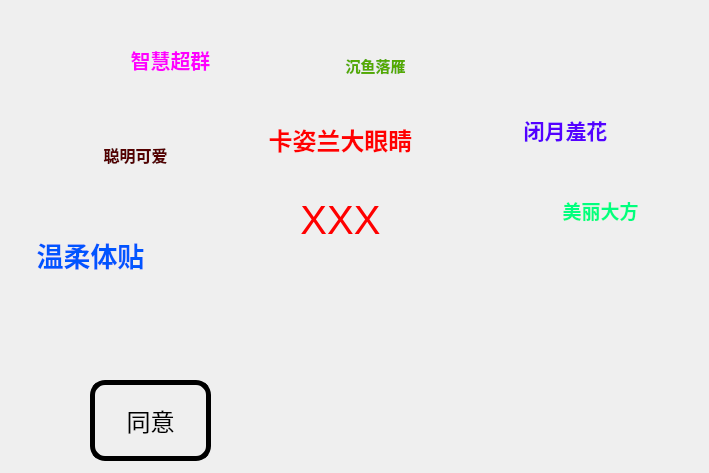
Before: the Qt Designer form funstaff/src/funstaff.ui in samlior/be-my-girl, drawn with Qt 5.
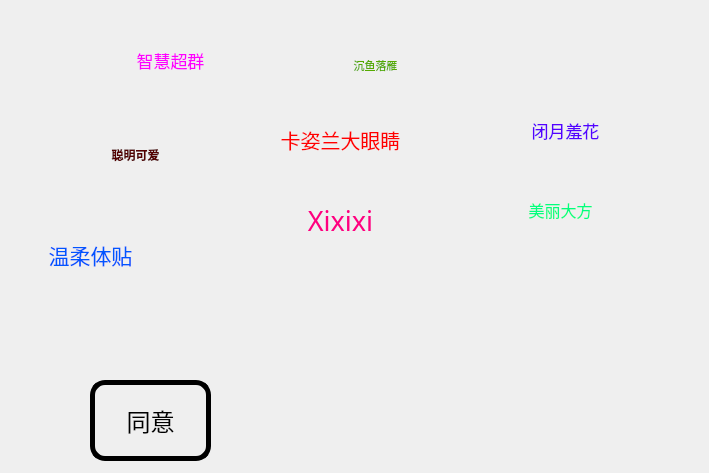
After: the same form once the commit is applied. Icons and pictures are not drawn.

Patch:
```diff
--- a/funstaff/src/funstaff.ui
+++ b/funstaff/src/funstaff.ui
@@ -78,10 +78,10 @@
     </property>
     <property name="font">
      <font>
-      <family>Consolas</family>
-      <pointsize>18</pointsize>
-      <weight>75</weight>
-      <bold>true</bold>
+      <family>幼圆</family>
+      <pointsize>15</pointsize>
+      <weight>50</weight>
+      <bold>false</bold>
      </font>
     </property>
     <property name="text">
@@ -102,10 +102,10 @@
     </property>
     <property name="font">
      <font>
-      <family>Consolas</family>
-      <pointsize>20</pointsize>
-      <weight>75</weight>
-      <bold>true</bold>
+      <family>华文琥珀</family>
+      <pointsize>16</pointsize>
+      <weight>50</weight>
+      <bold>false</bold>
      </font>
     </property>
     <property name="text">
@@ -118,7 +118,7 @@
    <widget class="QLabel" name="label_3">
     <property name="geometry">
      <rect>
-      <x>530</x>
+      <x>490</x>
       <y>190</y>
       <width>141</width>
       <height>41</height>
@@ -126,10 +126,10 @@
     </property>
     <property name="font">
      <font>
-      <family>Consolas</family>
-      <pointsize>14</pointsize>
-      <weight>75</weight>
-      <bold>true</bold>
+      <family>楷体</family>
+      <pointsize>12</pointsize>
+      <weight>50</weight>
+      <bold>false</bold>
      </font>
     </property>
     <property name="text">
@@ -150,10 +150,10 @@
     </property>
     <property name="font">
      <font>
-      <family>Consolas</family>
-      <pointsize>15</pointsize>
-      <weight>75</weight>
-      <bold>true</bold>
+      <family>方正舒体</family>
+      <pointsize>13</pointsize>
+      <weight>50</weight>
+      <bold>false</bold>
      </font>
     </property>
     <property name="text">
@@ -174,10 +174,10 @@
     </property>
     <property name="font">
      <font>
-      <family>Consolas</family>
-      <pointsize>11</pointsize>
-      <weight>75</weight>
-      <bold>true</bold>
+      <family>华文行楷</family>
+      <pointsize>8</pointsize>
+      <weight>50</weight>
+      <bold>false</bold>
      </font>
     </property>
     <property name="text">
@@ -198,10 +198,10 @@
     </property>
     <property name="font">
      <font>
-      <family>Consolas</family>
-      <pointsize>16</pointsize>
-      <weight>75</weight>
-      <bold>true</bold>
+      <family>华文宋体</family>
+      <pointsize>13</pointsize>
+      <weight>50</weight>
+      <bold>false</bold>
      </font>
     </property>
     <property name="text">
@@ -222,8 +222,8 @@
     </property>
     <property name="font">
      <font>
-      <family>Consolas</family>
-      <pointsize>12</pointsize>
+      <family>等线</family>
+      <pointsize>9</pointsize>
       <weight>75</weight>
       <bold>true</bold>
      </font>
@@ -418,11 +418,12 @@
     </property>
     <property name="font">
      <font>
-      <pointsize>30</pointsize>
+      <family>黑体</family>
+      <pointsize>20</pointsize>
      </font>
     </property>
     <property name="text">
-     <string>&lt;html&gt;&lt;head/&gt;&lt;body&gt;&lt;p&gt;&lt;span style=&quot; color:#ff0000;&quot;&gt;XXX&lt;/span&gt;&lt;/p&gt;&lt;/body&gt;&lt;/html&gt;</string>
+     <string>&lt;html&gt;&lt;head/&gt;&lt;body&gt;&lt;p&gt;&lt;span style=&quot; color:#ff007f;&quot;&gt;Xixixi&lt;/span&gt;&lt;/p&gt;&lt;/body&gt;&lt;/html&gt;</string>
     </property>
     <property name="alignment">
      <set>Qt::AlignCenter</set>
```
